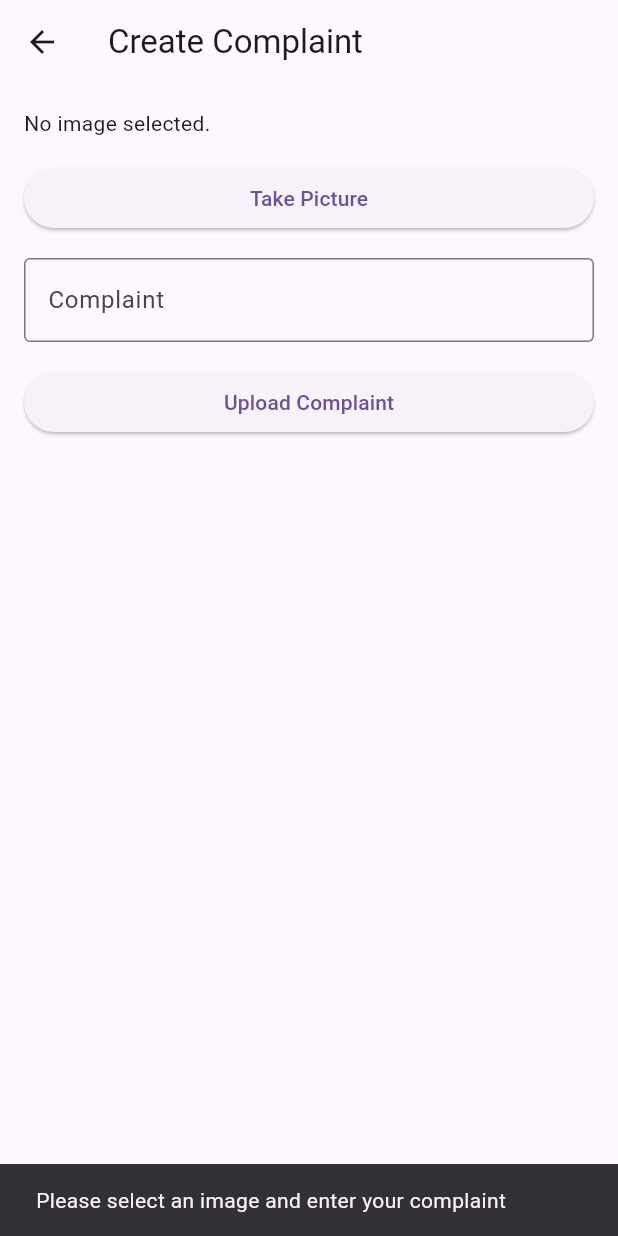
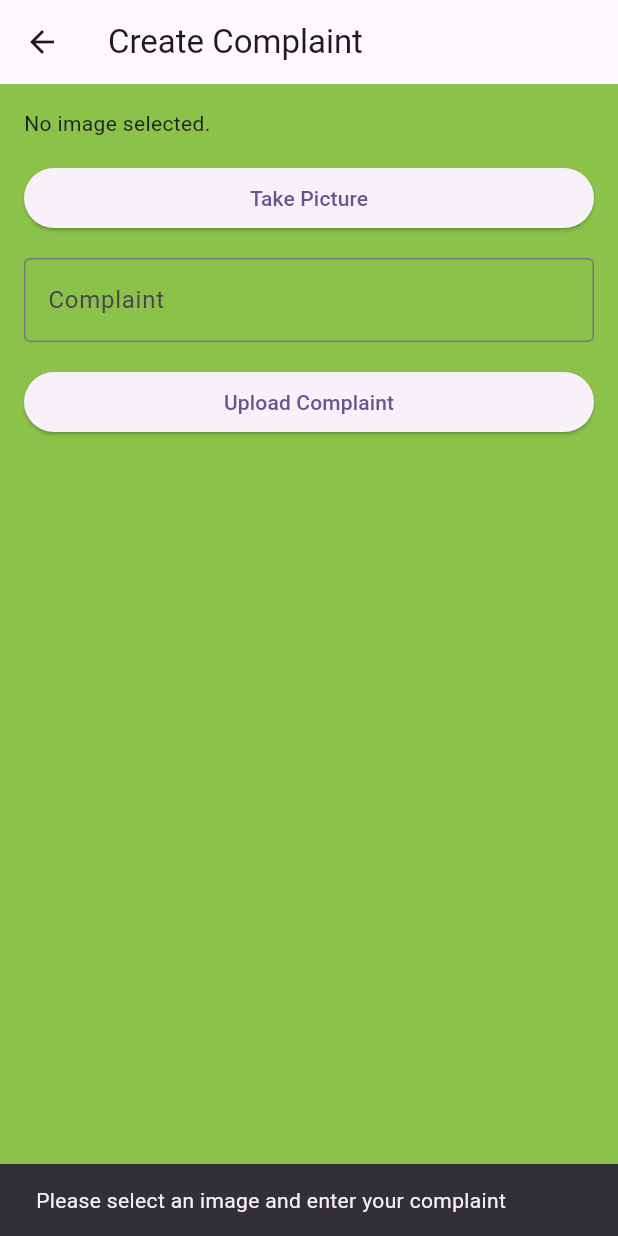
Before and after one commit to bagussatt/Gemah_Ripah_Hijau, a Flutter app: the CreateComplaintPage screen opened directly with empty values, after a tap on "Upload Complaint", on a phone screen of 412 x 824 dp. Run offline on Flutter 3.47's test engine with Material 3 defaults, Android fonts, the phone set to English and light mode, and no system bars; our stand-ins replace flutter_rating_bar, geocoding, geolocator, google_maps_flutter, image_picker; network calls fail.

Commit message:
"Refactored code in multiple files, including complaint detail, create complaint, edit complaint, read complaints, pickup, and user home page, with changes to controllers, widgets, and services."

```diff
--- /dev/null
+++ b/lib/controllers/create_complaint_controller.dart
@@ -0,0 +1,11 @@
+import 'dart:io';
+
+import 'package:grhijau/sevices/complaint_service.dart';
+
+class CreateComplaintController {
+  final ReadComplaintsService _service = ReadComplaintsService();
+
+  Future<void> uploadComplaint(int userId, String complaint, File image) async {
+    await _service.uploadComplaint(userId, complaint, image);
+  }
+}
--- a/lib/screens/user/complaint/createcomplaintpage.dart
+++ b/lib/screens/user/complaint/createcomplaintpage.dart
@@ -2,7 +2,7 @@ import 'dart:io';
 
 import 'package:flutter/material.dart';
 import 'package:image_picker/image_picker.dart';
-import 'package:http/http.dart' as http;
+import 'package:grhijau/controllers/create_complaint_controller.dart';
 
 class CreateComplaintPage extends StatefulWidget {
   final int userId;
@@ -18,6 +18,7 @@ class _CreateComplaintPageState extends State<CreateComplaintPage> {
   final picker = ImagePicker();
   TextEditingController _complaintController = TextEditingController();
   bool _isUploading = false;
+  final CreateComplaintController _controller = CreateComplaintController();
 
   Future<void> _takePicture() async {
     final pickedFile = await picker.pickImage(source: ImageSource.camera);
@@ -35,7 +36,8 @@ class _CreateComplaintPageState extends State<CreateComplaintPage> {
     if (_image == null || _complaintController.text.isEmpty) {
       ScaffoldMessenger.of(context).showSnackBar(
         SnackBar(
-            content: Text('Please select an image and enter your complaint')),
+          content: Text('Please select an image and enter your complaint'),
+        ),
       );
       return;
     }
@@ -44,33 +46,25 @@ class _CreateComplaintPageState extends State<CreateComplaintPage> {
       _isUploading = true;
     });
 
-    final uri = Uri.parse('http://10.0.2.2:3000/complaints/upload');
-    var request = http.MultipartRequest('POST', uri)
-      ..files.add(await http.MultipartFile.fromPath('image', _image!.path))
-      ..fields['user_id'] = widget.userId.toString()
-      ..fields['complaint'] = _complaintController.text;
+    try {
+      await _controller.uploadComplaint(
+        widget.userId,
+        _complaintController.text,
+        _image!,
+      );
 
-    try {
-      var response = await request.send();
-      if (response.statusCode == 200) {
-        print('Complaint uploaded successfully!');
-        ScaffoldMessenger.of(context).showSnackBar(
-          SnackBar(content: Text('Complaint uploaded successfully!')),
-        );
-        Navigator.pop(
-            context); // Kembali ke halaman sebelumnya setelah upload berhasil
-      } else {
-        print('Complaint upload failed.');
-        ScaffoldMessenger.of(context).showSnackBar(
-          SnackBar(content: Text('Complaint upload failed.')),
-        );
-      }
+      ScaffoldMessenger.of(context).showSnackBar(
+        SnackBar(content: Text('Complaint uploaded successfully!')),
+      );
+
+      Navigator.pop(
+          context); // Kembali ke halaman sebelumnya setelah upload berhasil
     } catch (e) {
       print('Error uploading complaint: $e');
       ScaffoldMessenger.of(context).showSnackBar(
         SnackBar(
-            content:
-                Text('Error uploading complaint. Please try again later.')),
+          content: Text('Error uploading complaint. Please try again later.'),
+        ),
       );
     } finally {
       setState(() {
@@ -121,6 +115,8 @@ class _CreateComplaintPageState extends State<CreateComplaintPage> {
           ],
         ),
       ),
+       backgroundColor:
+          Colors.lightGreen,
     );
   }
 }
--- a/lib/screens/user/complaint/editcomplaint.dart
+++ b/lib/screens/user/complaint/editcomplaint.dart
@@ -83,6 +83,8 @@ class _EditComplaintPageState extends State<EditComplaintPage> {
           ),
         ),
       ),
+       backgroundColor:
+          Colors.lightGreen,
     );
   }
 }
--- a/lib/screens/user/complaint/readcomplaintspage.dart
+++ b/lib/screens/user/complaint/readcomplaintspage.dart
@@ -87,6 +87,8 @@ class _ReadComplaintsPageState extends State<ReadComplaintsPage> {
           },
         ),
       ),
+       backgroundColor:
+          Colors.lightGreen,
     );
   }
 }
--- a/lib/screens/user/feedback/feedback.dart
+++ b/lib/screens/user/feedback/feedback.dart
@@ -67,6 +67,8 @@ class _FeedbackPageState extends State<FeedbackPage> {
           ],
         ),
       ),
+       backgroundColor:
+          Colors.lightGreen,
     );
   }
 }
--- a/lib/screens/user/pickup/createpickup.dart
+++ b/lib/screens/user/pickup/createpickup.dart
@@ -135,6 +135,8 @@ class _CreatePickupPageState extends State<CreatePickupPage> {
           ),
         ),
       ),
+       backgroundColor:
+          Colors.lightGreen,
     );
   }
 }
```
Also changed, not shown: lib/controllers/complaint_detail_controller.dart (added, +8 -0 lines), lib/screens/user/complaint/complaint_detail.dart (+18 -23 lines), lib/screens/user/login_page.dart (+64 -12 lines), lib/screens/user/pickup/detailpickups.dart (+35 -1 lines), lib/screens/user/pickup/pickups.dart (+38 -5 lines), lib/screens/user/userhome_page.dart (+18 -8 lines), lib/sevices/complaint_service.dart (+16 -0 lines).
